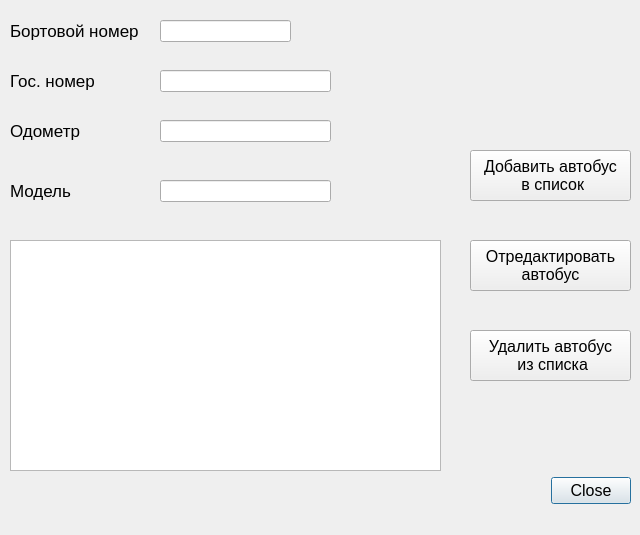
Above: ui/NewBus.ui from Andrew007Serednev/DenyDesktopApp before the change. Below: the same form after it.
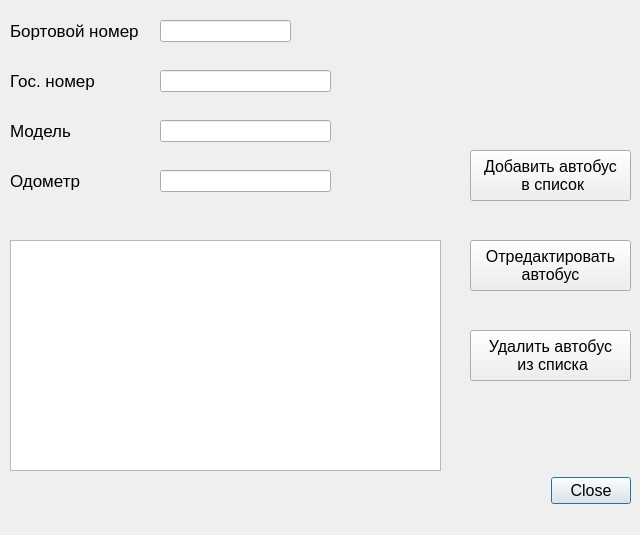
That is the form after the change.

Commit message: Repair Drivers edit option. Create new Bus class and UI

The edit to the form file:
```diff
--- a/ui/NewBus.ui
+++ b/ui/NewBus.ui
@@ -85,39 +85,6 @@
     </font>
    </property>
   </widget>
-  <widget class="QLabel" name="label_3">
-   <property name="geometry">
-    <rect>
-     <x>10</x>
-     <y>120</y>
-     <width>141</width>
-     <height>22</height>
-    </rect>
-   </property>
-   <property name="font">
-    <font>
-     <pointsize>13</pointsize>
-    </font>
-   </property>
-   <property name="text">
-    <string>Одометр</string>
-   </property>
-  </widget>
-  <widget class="QLineEdit" name="new_bus_odometr_edit">
-   <property name="geometry">
-    <rect>
-     <x>160</x>
-     <y>120</y>
-     <width>171</width>
-     <height>22</height>
-    </rect>
-   </property>
-   <property name="font">
-    <font>
-     <pointsize>12</pointsize>
-    </font>
-   </property>
-  </widget>
   <widget class="QListWidget" name="bus_list">
    <property name="geometry">
     <rect>
@@ -212,7 +179,7 @@
    <property name="geometry">
     <rect>
      <x>10</x>
-     <y>180</y>
+     <y>120</y>
      <width>71</width>
      <height>22</height>
     </rect>
@@ -230,7 +197,7 @@
    <property name="geometry">
     <rect>
      <x>160</x>
-     <y>180</y>
+     <y>120</y>
      <width>171</width>
      <height>22</height>
     </rect>
@@ -244,6 +211,39 @@
     <string/>
    </property>
   </widget>
+  <widget class="QLineEdit" name="new_bus_odometr_edit">
+   <property name="geometry">
+    <rect>
+     <x>160</x>
+     <y>170</y>
+     <width>171</width>
+     <height>22</height>
+    </rect>
+   </property>
+   <property name="font">
+    <font>
+     <pointsize>12</pointsize>
+    </font>
+   </property>
+  </widget>
+  <widget class="QLabel" name="label_3">
+   <property name="geometry">
+    <rect>
+     <x>10</x>
+     <y>170</y>
+     <width>141</width>
+     <height>22</height>
+    </rect>
+   </property>
+   <property name="font">
+    <font>
+     <pointsize>13</pointsize>
+    </font>
+   </property>
+   <property name="text">
+    <string>Одометр</string>
+   </property>
+  </widget>
  </widget>
  <resources/>
  <connections>
```
The commit also changes 5 other files.
